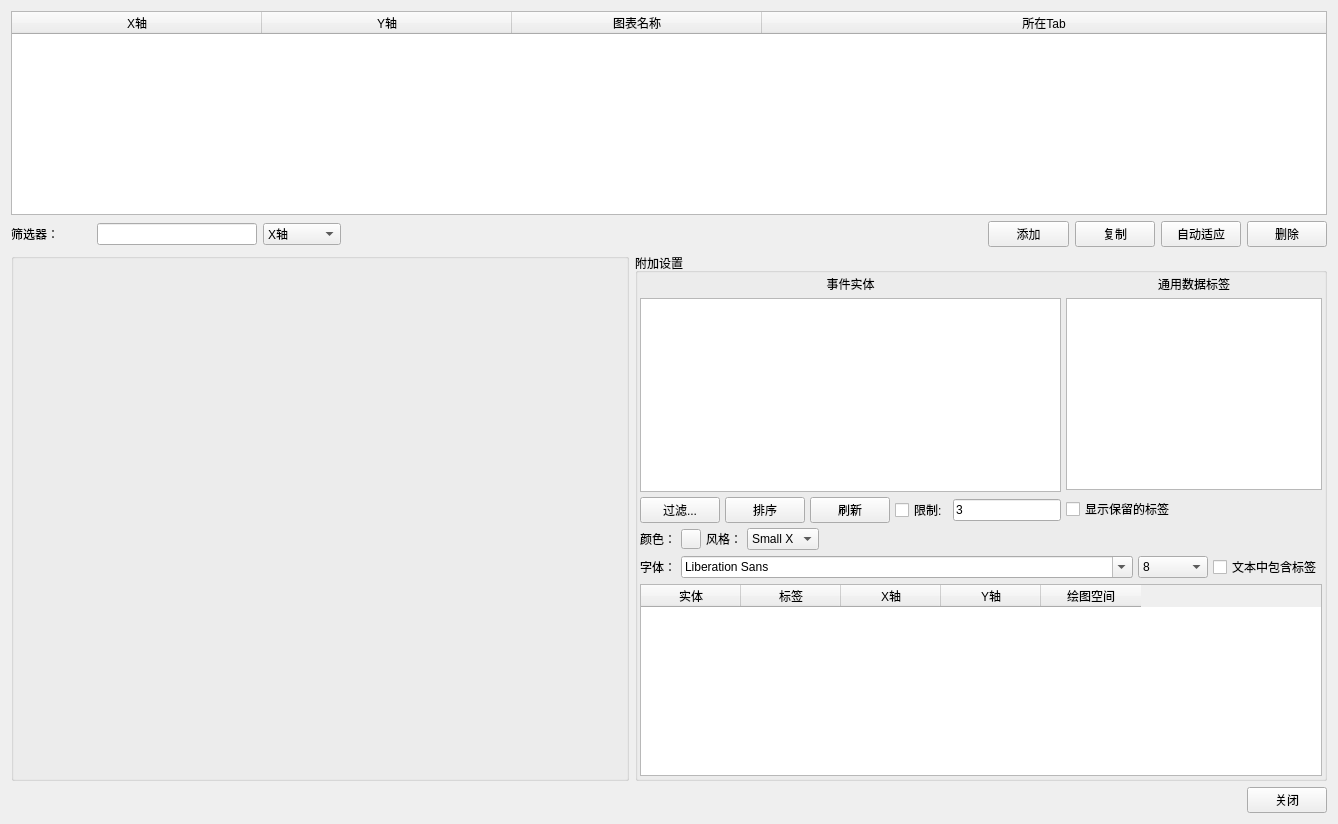
whatudone/plotxy, file AdvancedDataManager.ui: the form before one commit.
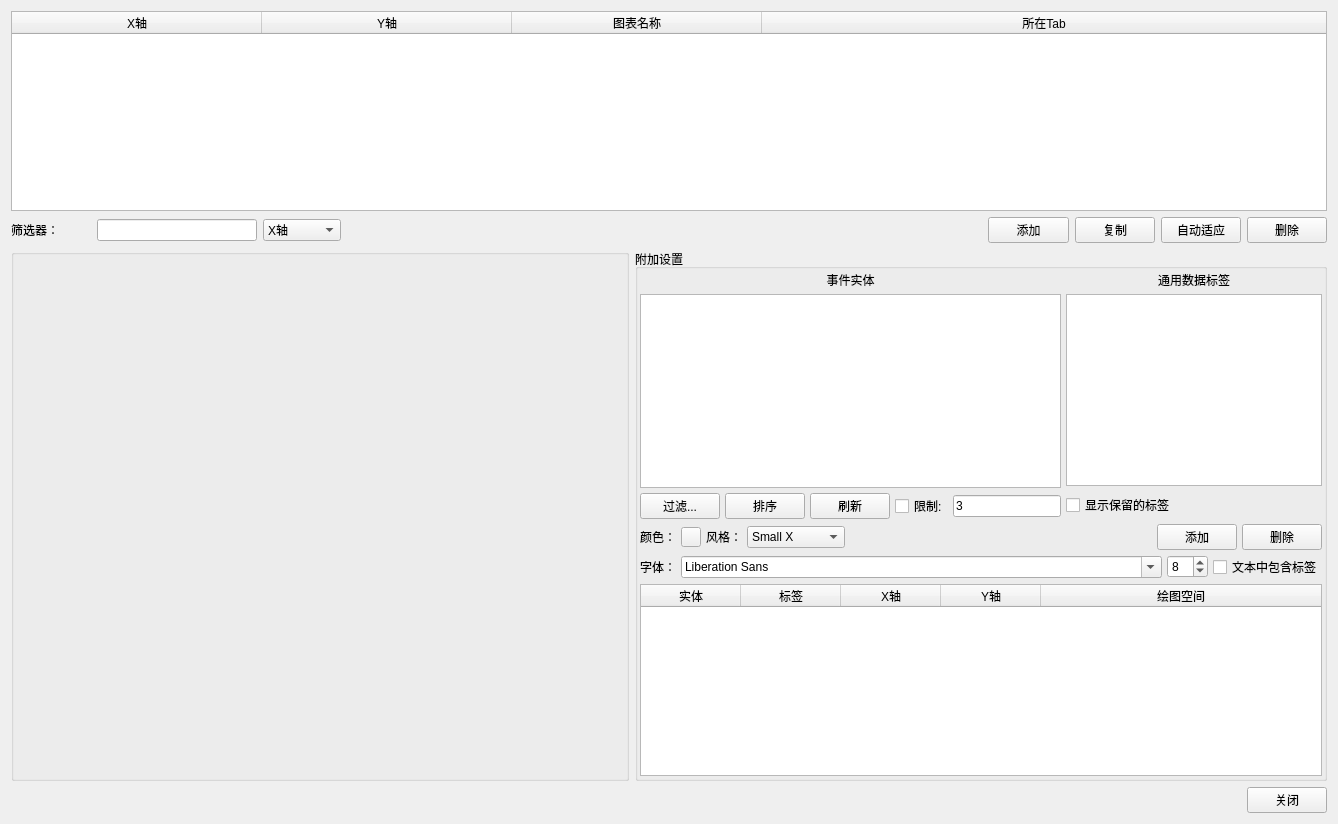
The form after the commit. Custom widgets are drawn as their Qt base class.

Commit message: 1、高级数据管理完成事件的加载、添加和删除功能 2、散点图适配事件的绘制逻辑

The edit to the form file:
```diff
--- a/AdvancedDataManager.ui
+++ b/AdvancedDataManager.ui
@@ -725,6 +725,11 @@
                       <string>Small X</string>
                      </property>
                     </item>
+                    <item>
+                     <property name="text">
+                      <string>Vertical Line</string>
+                     </property>
+                    </item>
                    </widget>
                   </item>
                  </layout>
@@ -742,6 +747,20 @@
                   </property>
                  </spacer>
                 </item>
+                <item>
+                 <widget class="QPushButton" name="pushButtonAddEvent">
+                  <property name="text">
+                   <string>添加</string>
+                  </property>
+                 </widget>
+                </item>
+                <item>
+                 <widget class="QPushButton" name="pushButtonRemoveEvent">
+                  <property name="text">
+                   <string>删除</string>
+                  </property>
+                 </widget>
+                </item>
                </layout>
               </item>
               <item>
@@ -757,18 +776,13 @@
                  <widget class="QFontComboBox" name="comboBoxEventFont"/>
                 </item>
                 <item>
-                 <widget class="QComboBox" name="comboBoxEventFontSize">
-                  <property name="minimumSize">
-                   <size>
-                    <width>70</width>
-                    <height>0</height>
-                   </size>
+                 <widget class="QSpinBox" name="spinBoxFontSize">
+                  <property name="minimum">
+                   <number>1</number>
                   </property>
-                  <item>
-                   <property name="text">
-                    <string>8</string>
-                   </property>
-                  </item>
+                  <property name="value">
+                   <number>8</number>
+                  </property>
                  </widget>
                 </item>
                 <item>
@@ -781,7 +795,13 @@
                </layout>
               </item>
               <item>
-               <widget class="QTableWidget" name="tableWidget_3">
+               <widget class="QTableWidget" name="tableWidgetAddedEvent">
+                <property name="selectionBehavior">
+                 <enum>QAbstractItemView::SelectRows</enum>
+                </property>
+                <attribute name="horizontalHeaderStretchLastSection">
+                 <bool>true</bool>
+                </attribute>
                 <column>
                  <property name="text">
                   <string>实体</string>
```
The commit also changes 10 other files.
